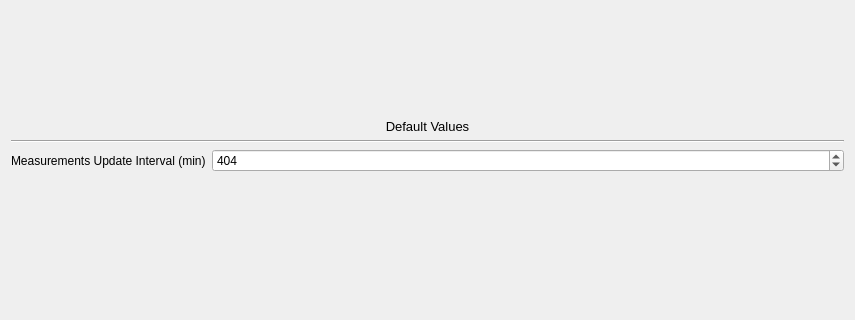
This is ServiceManager/GUI/layouts/GeneralSettings.ui in ISISNeutronMuon/HLM_PV_Import as Qt 5 draws it before an edit; both pictures show x 0 to 855 and y 147 to 467 of the 855 by 560 pixel window. The edited form follows.
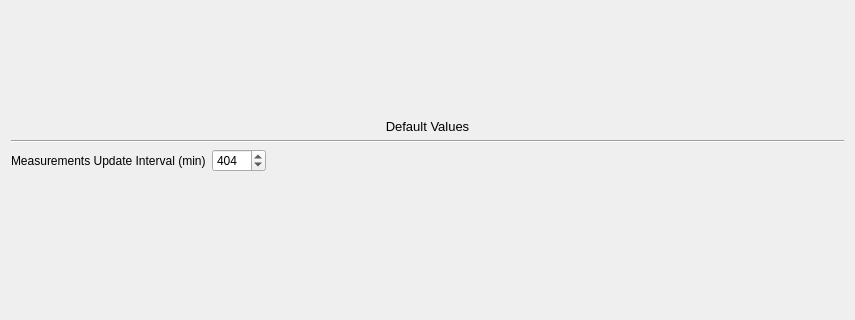
This is the edited form.

```diff
--- a/ServiceManager/GUI/layouts/GeneralSettings.ui
+++ b/ServiceManager/GUI/layouts/GeneralSettings.ui
@@ -110,14 +110,7 @@
     </widget>
    </item>
    <item>
-    <layout class="QFormLayout" name="formLayout">
-     <item row="0" column="0">
-      <widget class="QLabel" name="measUpdateIntervalLabel">
-       <property name="text">
-        <string>Measurements Update Interval (min)</string>
-       </property>
-      </widget>
-     </item>
+    <layout class="QGridLayout" name="gridLayout_2">
      <item row="0" column="1">
       <widget class="QSpinBox" name="measUpdateIntervalSpinBox">
        <property name="toolTip">
@@ -137,6 +130,26 @@
        </property>
       </widget>
      </item>
+     <item row="0" column="0">
+      <widget class="QLabel" name="measUpdateIntervalLabel">
+       <property name="text">
+        <string>Measurements Update Interval (min)</string>
+       </property>
+      </widget>
+     </item>
+     <item row="0" column="2">
+      <spacer name="horizontalSpacer">
+       <property name="orientation">
+        <enum>Qt::Horizontal</enum>
+       </property>
+       <property name="sizeHint" stdset="0">
+        <size>
+         <width>40</width>
+         <height>20</height>
+        </size>
+       </property>
+      </spacer>
+     </item>
     </layout>
    </item>
    <item>
```
